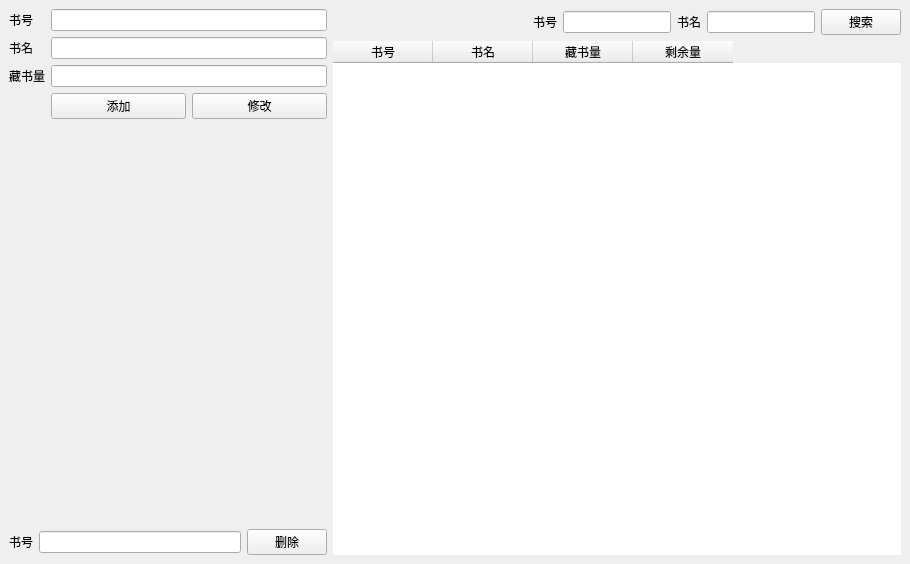
Before: the Qt Designer form book_imformation.ui in lwher/Library-System, drawn with Qt 5.
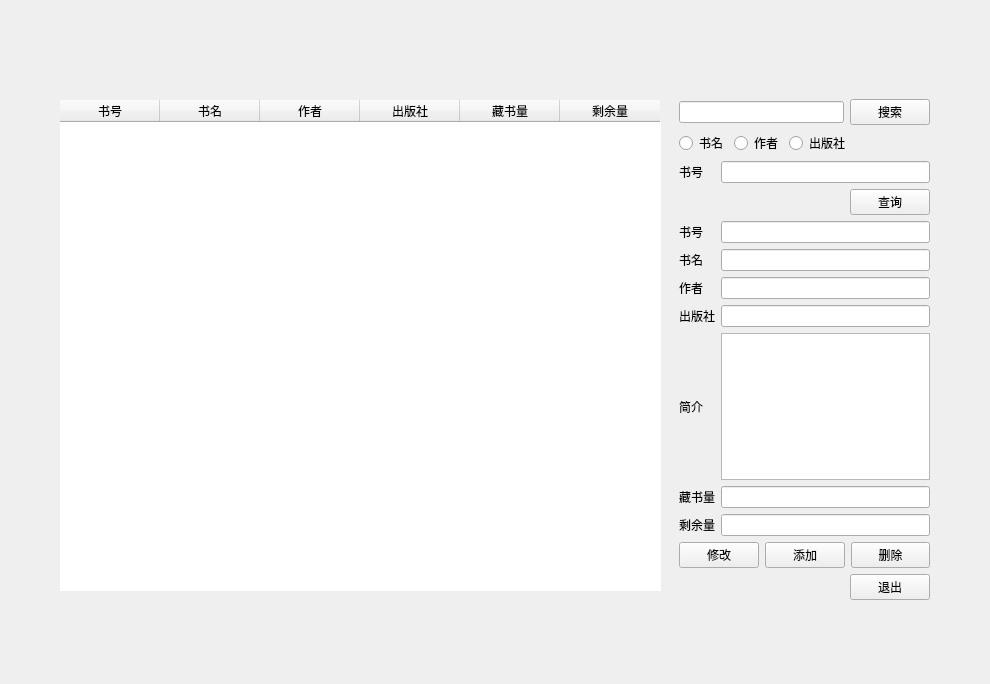
After: the same form once the commit is applied.

What changed in the file:
```diff
--- a/book_imformation.ui
+++ b/book_imformation.ui
@@ -6,74 +6,252 @@
    <rect>
     <x>0</x>
     <y>0</y>
-    <width>910</width>
-    <height>564</height>
+    <width>990</width>
+    <height>684</height>
    </rect>
   </property>
   <property name="windowTitle">
    <string>MainWindow</string>
   </property>
   <widget class="QWidget" name="centralwidget">
-   <layout class="QGridLayout" name="gridLayout_3">
-    <item row="0" column="1" rowspan="3">
+   <widget class="QWidget" name="gridLayoutWidget_2">
+    <property name="geometry">
+     <rect>
+      <x>679</x>
+      <y>99</y>
+      <width>251</width>
+      <height>501</height>
+     </rect>
+    </property>
      <layout class="QGridLayout" name="gridLayout_2">
-      <item row="0" column="0">
-       <layout class="QHBoxLayout" name="horizontalLayout_2">
+     <item row="9" column="1">
+      <widget class="QLineEdit" name="total_edit"/>
+     </item>
+     <item row="14" column="0" colspan="2">
+      <layout class="QHBoxLayout" name="horizontalLayout_3">
         <item>
-         <spacer name="horizontalSpacer_2">
+        <spacer name="horizontalSpacer">
           <property name="orientation">
            <enum>Qt::Horizontal</enum>
           </property>
           <property name="sizeHint" stdset="0">
            <size>
-            <width>200</width>
+           <width>40</width>
             <height>20</height>
            </size>
           </property>
          </spacer>
         </item>
         <item>
+        <widget class="QPushButton" name="exit_but">
+         <property name="text">
+          <string>退出</string>
+         </property>
+        </widget>
+       </item>
+      </layout>
+     </item>
+     <item row="6" column="0">
+      <widget class="QLabel" name="label_7">
+       <property name="text">
+        <string>出版社</string>
+       </property>
+      </widget>
+     </item>
+     <item row="5" column="0">
          <widget class="QLabel" name="label_5">
           <property name="text">
-           <string>书号</string>
+        <string>作者</string>
           </property>
          </widget>
         </item>
-        <item>
-         <widget class="QLineEdit" name="seach_id_edit"/>
-        </item>
+     <item row="9" column="0">
+      <widget class="QLabel" name="label_3">
+       <property name="text">
+        <string>藏书量</string>
+       </property>
+      </widget>
+     </item>
+     <item row="5" column="1">
+      <widget class="QLineEdit" name="author_edit"/>
+     </item>
+     <item row="12" column="0" colspan="2">
+      <layout class="QHBoxLayout" name="horizontalLayout_2">
         <item>
-         <widget class="QLabel" name="label_4">
+        <widget class="QPushButton" name="modify_but">
           <property name="text">
-           <string>书名</string>
+          <string>修改</string>
           </property>
          </widget>
         </item>
         <item>
-         <widget class="QLineEdit" name="seach_name_edit"/>
+        <widget class="QPushButton" name="insert_but">
+         <property name="text">
+          <string>添加</string>
+         </property>
+        </widget>
         </item>
         <item>
+        <widget class="QPushButton" name="delete_but">
+         <property name="text">
+          <string>删除</string>
+         </property>
+        </widget>
+       </item>
+      </layout>
+     </item>
+     <item row="4" column="1">
+      <widget class="QLineEdit" name="name_edit"/>
+     </item>
+     <item row="7" column="1">
+      <widget class="QTextEdit" name="intro_edit"/>
+     </item>
+     <item row="0" column="0" colspan="2">
+      <layout class="QGridLayout" name="gridLayout">
+       <item row="0" column="0">
+        <widget class="QLineEdit" name="search_edit"/>
+       </item>
+       <item row="0" column="1">
          <widget class="QPushButton" name="search_but">
           <property name="text">
            <string>搜索</string>
           </property>
          </widget>
         </item>
-       </layout>
-      </item>
-      <item row="2" column="0">
-       <layout class="QGridLayout" name="gridLayout_4">
-        <item row="0" column="0">
+       <item row="1" column="0" colspan="2">
+        <layout class="QHBoxLayout" name="horizontalLayout">
+         <item>
+          <widget class="QRadioButton" name="name_but">
+           <property name="text">
+            <string>书名</string>
+           </property>
+          </widget>
+         </item>
+         <item>
+          <widget class="QRadioButton" name="author_but">
+           <property name="text">
+            <string>作者</string>
+           </property>
+          </widget>
+         </item>
+         <item>
+          <widget class="QRadioButton" name="press_but">
+           <property name="text">
+            <string>出版社</string>
+           </property>
+          </widget>
+         </item>
+         <item>
+          <spacer name="horizontalSpacer_3">
+           <property name="orientation">
+            <enum>Qt::Horizontal</enum>
+           </property>
+           <property name="sizeHint" stdset="0">
+            <size>
+             <width>40</width>
+             <height>20</height>
+            </size>
+           </property>
+          </spacer>
+         </item>
+        </layout>
+       </item>
+      </layout>
+     </item>
+     <item row="7" column="0">
+      <widget class="QLabel" name="label_8">
+       <property name="text">
+        <string>简介</string>
+       </property>
+      </widget>
+     </item>
+     <item row="4" column="0">
+      <widget class="QLabel" name="label">
+       <property name="text">
+        <string>书名</string>
+       </property>
+      </widget>
+     </item>
+     <item row="10" column="1">
+      <widget class="QLineEdit" name="left_edit"/>
+     </item>
+     <item row="10" column="0">
+      <widget class="QLabel" name="label_4">
+       <property name="text">
+        <string>剩余量</string>
+       </property>
+      </widget>
+     </item>
+     <item row="6" column="1">
+      <widget class="QLineEdit" name="press_edit"/>
+     </item>
+     <item row="1" column="0">
+      <widget class="QLabel" name="label_2">
+       <property name="text">
+        <string>书号</string>
+       </property>
+      </widget>
+     </item>
+     <item row="2" column="1">
+      <layout class="QHBoxLayout" name="horizontalLayout_4">
+       <item>
+        <spacer name="horizontalSpacer_2">
+         <property name="orientation">
+          <enum>Qt::Horizontal</enum>
+         </property>
+         <property name="sizeHint" stdset="0">
+          <size>
+           <width>40</width>
+           <height>20</height>
+          </size>
+         </property>
+        </spacer>
+       </item>
+       <item>
+        <widget class="QPushButton" name="search_id">
+         <property name="text">
+          <string>查询</string>
+         </property>
+        </widget>
+       </item>
+      </layout>
+     </item>
+     <item row="3" column="0">
+      <widget class="QLabel" name="label_6">
+       <property name="text">
+        <string>书号</string>
+       </property>
+      </widget>
+     </item>
+     <item row="3" column="1">
+      <widget class="QLineEdit" name="id_edit"/>
+     </item>
+     <item row="1" column="1">
+      <widget class="QLineEdit" name="search_id_edit"/>
+     </item>
+    </layout>
+   </widget>
          <widget class="QTableWidget" name="book_table">
           <property name="enabled">
            <bool>true</bool>
           </property>
+    <property name="geometry">
+     <rect>
+      <x>60</x>
+      <y>100</y>
+      <width>601</width>
+      <height>491</height>
+     </rect>
+    </property>
           <property name="layoutDirection">
            <enum>Qt::LeftToRight</enum>
           </property>
           <property name="autoFillBackground">
            <bool>false</bool>
           </property>
+    <property name="styleSheet">
+     <string notr="true">border-color: rgb(0, 0, 0);</string>
+    </property>
           <property name="frameShape">
            <enum>QFrame::NoFrame</enum>
           </property>
@@ -90,6 +268,16 @@
             <string>书名</string>
            </property>
           </column>
+    <column>
+     <property name="text">
+      <string>作者</string>
+     </property>
+    </column>
+    <column>
+     <property name="text">
+      <string>出版社</string>
+     </property>
+    </column>
           <column>
            <property name="text">
             <string>藏书量</string>
@@ -101,98 +289,6 @@
            </property>
           </column>
          </widget>
-        </item>
-       </layout>
-      </item>
-     </layout>
-    </item>
-    <item row="0" column="0">
-     <layout class="QGridLayout" name="gridLayout">
-      <item row="5" column="1">
-       <layout class="QHBoxLayout" name="horizontalLayout">
-        <item>
-         <widget class="QPushButton" name="add_book_but">
-          <property name="text">
-           <string>添加</string>
-          </property>
-         </widget>
-        </item>
-        <item>
-         <widget class="QPushButton" name="modify_but">
-          <property name="text">
-           <string>修改</string>
-          </property>
-         </widget>
-        </item>
-       </layout>
-      </item>
-      <item row="4" column="0">
-       <widget class="QLabel" name="label_3">
-        <property name="text">
-         <string>藏书量</string>
-        </property>
-       </widget>
-      </item>
-      <item row="4" column="1">
-       <widget class="QLineEdit" name="add_total_edit"/>
-      </item>
-      <item row="2" column="1">
-       <widget class="QLineEdit" name="add_name_edit"/>
-      </item>
-      <item row="1" column="1">
-       <widget class="QLineEdit" name="add_id_edit"/>
-      </item>
-      <item row="1" column="0">
-       <widget class="QLabel" name="label_2">
-        <property name="text">
-         <string>书号</string>
-        </property>
-       </widget>
-      </item>
-      <item row="2" column="0">
-       <widget class="QLabel" name="label">
-        <property name="text">
-         <string>书名</string>
-        </property>
-       </widget>
-      </item>
-     </layout>
-    </item>
-    <item row="2" column="0">
-     <layout class="QHBoxLayout" name="horizontalLayout_3">
-      <item>
-       <widget class="QLabel" name="label_6">
-        <property name="text">
-         <string>书号</string>
-        </property>
-       </widget>
-      </item>
-      <item>
-       <widget class="QLineEdit" name="delete_id_edit"/>
-      </item>
-      <item>
-       <widget class="QPushButton" name="delete_but">
-        <property name="text">
-         <string>删除</string>
-        </property>
-       </widget>
-      </item>
-     </layout>
-    </item>
-    <item row="1" column="0">
-     <spacer name="verticalSpacer">
-      <property name="orientation">
-       <enum>Qt::Vertical</enum>
-      </property>
-      <property name="sizeHint" stdset="0">
-       <size>
-        <width>20</width>
-        <height>40</height>
-       </size>
-      </property>
-     </spacer>
-    </item>
-   </layout>
   </widget>
  </widget>
  <resources/>
```
Lines whose indentation alone changed are shown as unchanged.
